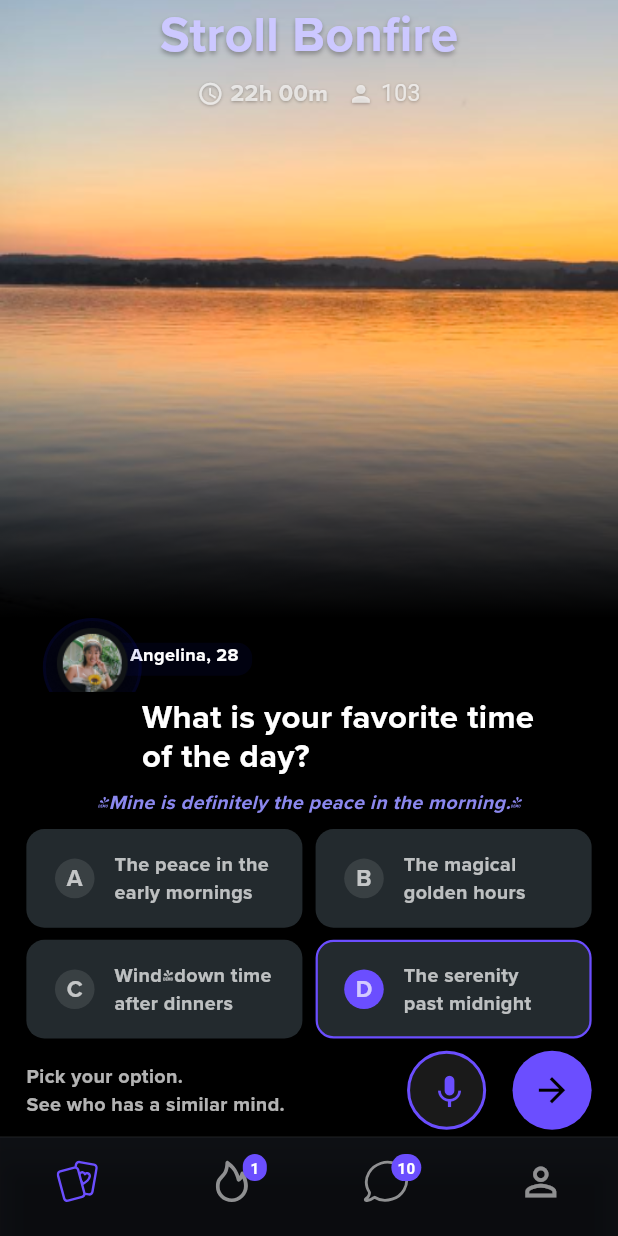
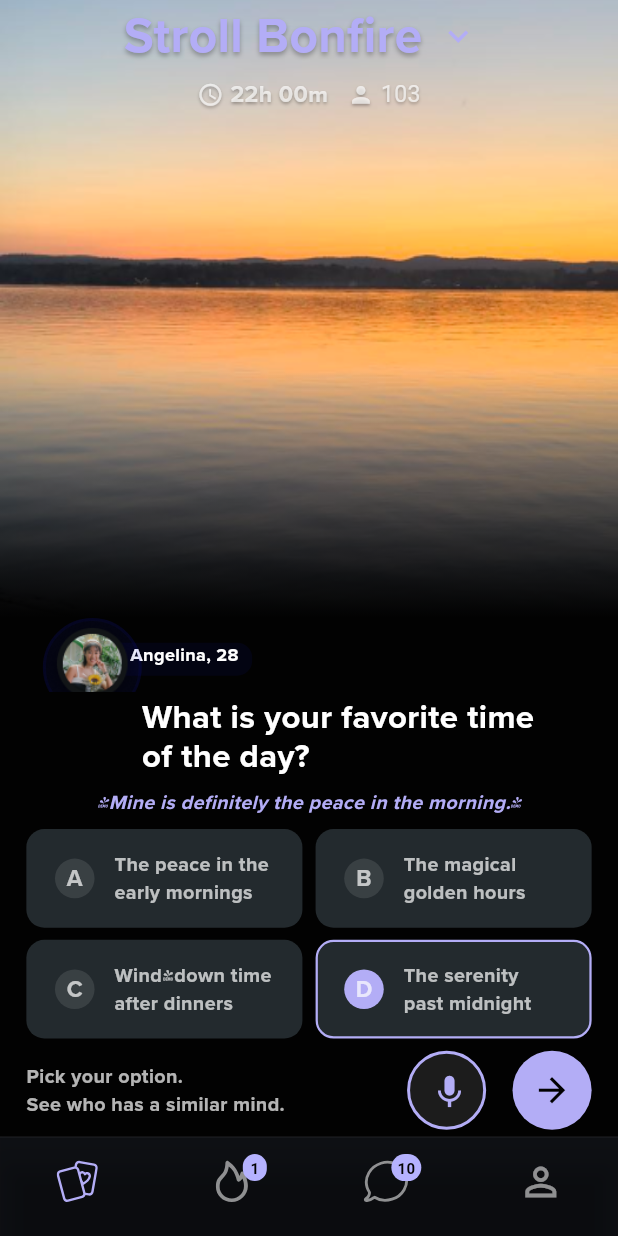
Before and after one commit to trick4u/stroll, a Flutter app: the screen it shows after launch, on a phone screen of 412 x 824 dp. Run offline on Flutter 3.47's test engine with Material 3 defaults, Android fonts, the phone set to English and light mode, and no system bars; our stand-ins replace flutter_svg, get.

Commit message:
AppColorFixed

```diff
--- a/lib/controller/navigation_controller.dart
+++ b/lib/controller/navigation_controller.dart
@@ -16,17 +16,21 @@
 
   int? getNotificationCount(int index) => _notificationCounts[index];
 
-  void changeIndex(int index) {
+    void changeIndex(int index) {
     _selectedIndex.value = index;
+    // Clear notification count when tab is selected
+    if (_notificationCounts.containsKey(index)) {
+      _notificationCounts.remove(index);
+    }
   }
-
-  void updateNotificationCount(int tabIndex, int count) {
+   void updateNotificationCount(int tabIndex, int count) {
     if (count > 0) {
       _notificationCounts[tabIndex] = count;
     } else {
       _notificationCounts.remove(tabIndex);
     }
   }
+
 
   Widget buildBody(BuildContext context) {
     switch (selectedIndex) {
--- a/lib/pages/home_page.dart
+++ b/lib/pages/home_page.dart
@@ -1,11 +1,11 @@
 import 'package:flutter/material.dart';
 import 'package:get/get.dart';
+import 'package:stroll/services/colors.dart';
 
 import '../controller/navigation_controller.dart';
 
 import '../services/scaling.dart';
 import '../widgets/custom_bottom_bar.dart';
-
 
 class HomePage extends GetView<NavigationController> {
   const HomePage({super.key});
@@ -15,8 +15,8 @@
     ScaleUtil.init(context);
     return Scaffold(
       resizeToAvoidBottomInset: false,
-      backgroundColor: Colors.black,
-       body: Obx(() => controller.buildBody(context)),
+      backgroundColor: AppColors.darkColor,
+      body: Obx(() => controller.buildBody(context)),
       bottomNavigationBar: const CustomBottomNavBar(),
     );
   }
--- a/lib/pages/main_page.dart
+++ b/lib/pages/main_page.dart
@@ -1,5 +1,6 @@
 import 'package:flutter/material.dart';
 
+import '../services/colors.dart';
 import '../services/scaling.dart';
 import '../widgets/action_buttons.dart';
 import '../widgets/options_grid.dart';
@@ -34,7 +35,7 @@
                 decoration: BoxDecoration(
                   gradient: LinearGradient(
                     colors: [
-                      Colors.black,
+                      AppColors.darkColor,
                       Colors.transparent,
                       Colors.transparent,
                     ],
@@ -54,7 +55,7 @@
         // Bottom Half - Content Section
         Expanded(
           child: Container(
-            color: Colors.black,
+            color: AppColors.darkColor,
             child: Padding(
               padding: EdgeInsets.symmetric(horizontal: ScaleUtil.width(16)),
               child: Column(
--- a/lib/services/colors.dart
+++ b/lib/services/colors.dart
@@ -1,6 +1,7 @@
 import 'package:flutter/material.dart';
 
-class AppColors{
+class AppColors {
+  static const Color darkColor = Color(0xFF020202);
 
-static const Color darkColor = Color(0xFF020202);
+  static const Color lightColor = Color(0xFFB3ADF6);
 }
--- /dev/null
+++ b/lib/services/strings.dart
@@ -0,0 +1,37 @@
+class StringsCollection {
+  static const String appTitle = "Stroll Bonfire";
+  static const String viewersCount = "22h 00m";
+  static const String participantsCount = "103";
+
+  // Profile section
+  static const String profileName = "Angelina, 28";
+
+  // Main question
+  static const String mainQuestion = "What is your favorite time of the day?";
+  static const String userAnswer =
+      "\"Mine is definitely the peace in the morning.\"";
+
+  // Option choices
+  static const String optionA = "The peace in the early mornings";
+  static const String optionB = "The magical golden hours";
+  static const String optionC = "Wind-down time after dinners";
+  static const String optionD = "The serenity past midnight";
+
+  // Bottom section
+  static const String pickOptionText = "Pick your option.";
+  static const String findSimilarMindsText = "See who has a similar mind.";
+
+  // Options identifiers
+  static const String optionAIdentifier = "A";
+  static const String optionBIdentifier = "B";
+  static const String optionCIdentifier = "C";
+  static const String optionDIdentifier = "D";
+
+  // Map of options for easy access
+  static const Map<String, String> optionsMap = {
+    optionAIdentifier: optionA,
+    optionBIdentifier: optionB,
+    optionCIdentifier: optionC,
+    optionDIdentifier: optionD,
+  };
+}
--- a/lib/widgets/action_buttons.dart
+++ b/lib/widgets/action_buttons.dart
@@ -1,9 +1,8 @@
-
-
-
 import 'package:flutter/material.dart';
 
+import '../services/colors.dart';
 import '../services/scaling.dart';
+import '../services/strings.dart';
 
 class ActionButtons extends StatelessWidget {
   const ActionButtons({super.key});
@@ -16,7 +15,7 @@
           crossAxisAlignment: CrossAxisAlignment.start,
           children: [
             Text(
-              'Pick your option.',
+             StringsCollection.pickOptionText,
               style: TextStyle(
                 color: Colors.white70,
                 fontSize: ScaleUtil.fontSize(12),
@@ -24,7 +23,7 @@
               ),
             ),
             Text(
-              'See who has a similar mind.',
+              StringsCollection.findSimilarMindsText,
               style: TextStyle(
                 color: Colors.white70,
                 fontSize: ScaleUtil.fontSize(12),
@@ -42,13 +41,13 @@
             shape: BoxShape.circle,
             color: Colors.white.withOpacity(0.1),
             border: Border.all(
-              color: const Color(0xFF6B4EFF),
+              color: AppColors.lightColor,
               width: 2,
             ),
           ),
           child: Icon(
             Icons.mic,
-            color: const Color(0xFF6B4EFF),
+            color: AppColors.lightColor,
             size: ScaleUtil.scale(24),
           ),
         ),
@@ -59,11 +58,11 @@
           padding: EdgeInsets.all(ScaleUtil.width(12)),
           decoration: BoxDecoration(
             shape: BoxShape.circle,
-            color: const Color(0xFF6B4EFF),
+            color: AppColors.lightColor,
           ),
           child: Icon(
             Icons.arrow_forward,
-            color: Colors.black,
+            color: AppColors.darkColor,
             size: ScaleUtil.scale(24),
           ),
         ),
--- a/lib/widgets/custom_bottom_bar.dart
+++ b/lib/widgets/custom_bottom_bar.dart
@@ -4,6 +4,7 @@
 import 'package:stroll/services/scaling.dart';
 
 import '../controller/navigation_controller.dart';
+import '../services/colors.dart';
 
 class CustomBottomNavBar extends GetView<NavigationController> {
   const CustomBottomNavBar({super.key});
@@ -22,7 +23,7 @@
             child: Container(
               padding: const EdgeInsets.symmetric(horizontal: 4, vertical: 2),
               decoration: BoxDecoration(
-                color: const Color(0xFF6B4EFF),
+                color: const Color(0xFFB5B2FF),
                 borderRadius: BorderRadius.circular(10),
               ),
               constraints: const BoxConstraints(
@@ -32,7 +33,7 @@
               child: Text(
                 count.toString(),
                 style: const TextStyle(
-                  color: Colors.white,
+                  color: AppColors.darkColor,
                   fontSize: 10,
                   fontWeight: FontWeight.bold,
                 ),
@@ -80,7 +81,7 @@
                 _buildSvgIcon(
                   'home.svg',
                   color: controller.selectedIndex == 0
-                      ? const Color(0xFF6B4EFF)
+                      ? AppColors.lightColor
                       : Colors.white54,
                 ),
                 0,
@@ -92,7 +93,7 @@
                 _buildSvgIcon(
                   'fire.svg',
                   color: controller.selectedIndex == 1
-                      ? const Color(0xFF6B4EFF)
+                      ? AppColors.lightColor
                       : Colors.white54,
                 ),
                 1,
@@ -104,7 +105,7 @@
                 _buildSvgIcon(
                   'chat.svg',
                   color: controller.selectedIndex == 2
-                      ? const Color(0xFF6B4EFF)
+                      ? AppColors.lightColor
                       : Colors.white54,
                 ),
                 2,
@@ -121,7 +122,7 @@
               label: '',
             ),
           ],
-          selectedItemColor: const Color(0xFF6B4EFF),
+          selectedItemColor: AppColors.lightColor,
           unselectedItemColor: Colors.white54,
         ),
       ),
--- a/lib/widgets/options_box.dart
+++ b/lib/widgets/options_box.dart
@@ -1,4 +1,5 @@
 import 'package:flutter/material.dart';
+import 'package:stroll/services/colors.dart';
 
 import '../services/scaling.dart';
 
@@ -29,7 +30,7 @@
           color: Color(0xff232A2E),
           borderRadius: BorderRadius.circular(12),
           border: Border.all(
-            color: isSelected ? Color(0xFF6B4EFF) : Colors.transparent,
+            color: isSelected ? AppColors.lightColor : Colors.transparent,
             width: 1.5,
           ),
         ),
@@ -41,7 +42,7 @@
               decoration: BoxDecoration(
                 shape: BoxShape.circle,
                 color: isSelected
-                    ? Color(0xFF6B4EFF)
+                    ? AppColors.lightColor
                     : Colors.white.withOpacity(0.1),
               ),
               child: Center(
--- a/lib/widgets/profile_image_box.dart
+++ b/lib/widgets/profile_image_box.dart
@@ -1,5 +1,6 @@
 import 'package:flutter/material.dart';
 
+import '../services/colors.dart';
 import '../services/scaling.dart';
 
 class ProfileImageBox extends StatelessWidget {
@@ -39,7 +40,7 @@
             textAlign: TextAlign.center,
             style: TextStyle(
               fontFamily: 'ProximaNova',
-              color: Color(0xff8B88EF),
+              color: AppColors.lightColor,
               fontSize: ScaleUtil.fontSize(12),
               fontStyle: FontStyle.italic,
             ),
--- a/lib/widgets/title_box.dart
+++ b/lib/widgets/title_box.dart
@@ -1,4 +1,5 @@
 import 'package:flutter/material.dart';
+import 'package:stroll/services/colors.dart';
 
 import '../services/scaling.dart';
 
@@ -12,21 +13,32 @@
     return Column(
       crossAxisAlignment: CrossAxisAlignment.center,
       children: [
+        Row(
+          mainAxisAlignment: MainAxisAlignment.center,
+          children: [
             Text(
               'Stroll Bonfire',
               style: TextStyle(
                 fontFamily: 'ProximaNova',
-            color: Color(0xffCCC8FF),
+                color: AppColors.lightColor,
                 fontSize: ScaleUtil.fontSize(30),
                 fontWeight: FontWeight.bold,
                 shadows: [
                   Shadow(
                     offset: Offset(0, 2),
                     blurRadius: 4.0,
-                color: Colors.black.withOpacity(0.3),
+                    color: AppColors.darkColor.withOpacity(0.3),
                   ),
                 ],
               ),
+            ),
+            ExpandIcon(
+              onPressed: (ds) {},
+              isExpanded: false,
+              color: AppColors.lightColor,
+              size: ScaleUtil.scale(24),
+            ),
+          ],
         ),
         SizedBox(height: ScaleUtil.height(4)),
         Row(
@@ -40,7 +52,7 @@
                 Shadow(
                   offset: Offset(0, 1),
                   blurRadius: 2.0,
-                  color: Colors.black.withOpacity(0.3),
+                  color: AppColors.darkColor.withOpacity(0.3),
                 ),
               ],
             ),
@@ -55,7 +67,7 @@
                   Shadow(
                     offset: Offset(0, 1),
                     blurRadius: 2.0,
-                    color: Colors.black.withOpacity(0.3),
+                    color: AppColors.darkColor.withOpacity(0.3),
                   ),
                 ],
               ),
@@ -69,7 +81,7 @@
                 Shadow(
                   offset: Offset(0, 1),
                   blurRadius: 2.0,
-                  color: Colors.black.withOpacity(0.3),
+                  color: AppColors.darkColor.withOpacity(0.3),
                 ),
               ],
             ),
@@ -83,7 +95,7 @@
                   Shadow(
                     offset: Offset(0, 1),
                     blurRadius: 2.0,
-                    color: Colors.black.withOpacity(0.3),
+                    color: AppColors.darkColor.withOpacity(0.3),
                   ),
                 ],
               ),
```
Lines whose indentation alone changed are shown as unchanged.
